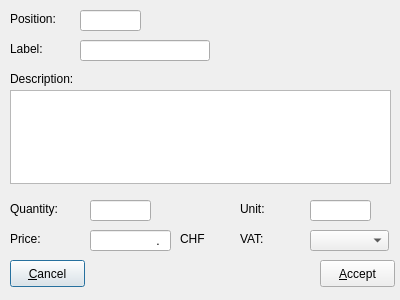
This is trunk/ui/doceditposition.ui in BackupTheBerlios/first4-svn as Qt 5 draws it before an edit. The edited form follows.
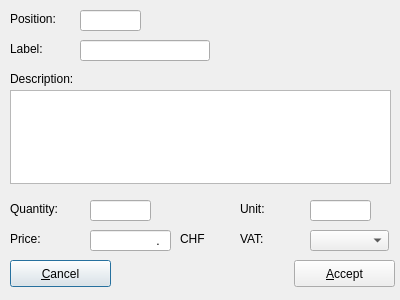
This is the edited form. Icons and pictures are not drawn.

Patch:
```diff
--- a/trunk/ui/doceditposition.ui
+++ b/trunk/ui/doceditposition.ui
@@ -20,7 +20,7 @@
     <rect>
      <x>10</x>
      <y>260</y>
-     <width>75</width>
+     <width>101</width>
      <height>27</height>
     </rect>
    </property>
@@ -34,9 +34,9 @@
   <widget class="QPushButton" name="btnaccept" >
    <property name="geometry" >
     <rect>
-     <x>320</x>
+     <x>294</x>
      <y>260</y>
-     <width>75</width>
+     <width>101</width>
      <height>27</height>
     </rect>
    </property>
```
